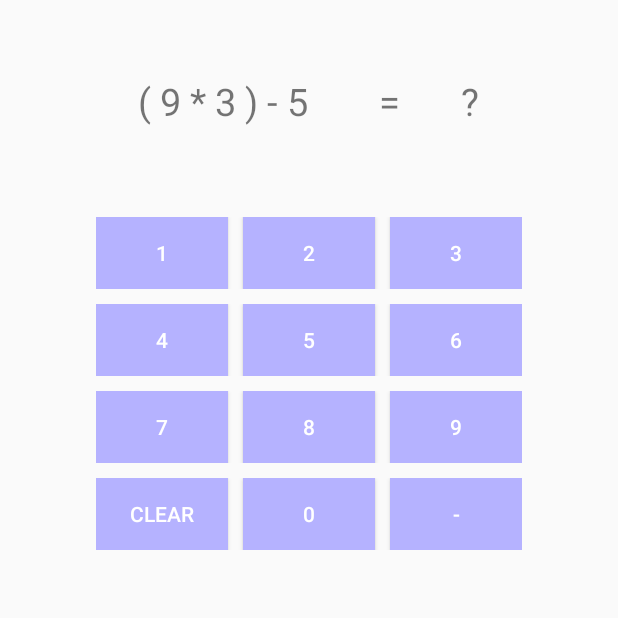
After one commit to CapstoneAlarm/Image_MathQuiz_Alarm9, an Android app: the AlarmAlertActivity2 screen opened directly, with no data from a screen before it, on a phone screen of 412 x 824 dp, the top half of it. The commit adds this screen. Run offline under Robolectric (Android 15) with nearby library versions, the phone set to English and light mode, and no system bars; 1 statement that could not run was skipped.

Commit message:
이미지 인식 액티비티에서 1분 시간초과되면 사칙연산 액티비티로 이동하기 :)

```diff
--- a/app/src/main/AndroidManifest.xml
+++ b/app/src/main/AndroidManifest.xml
@@ -74,6 +74,12 @@ WITHOUT WARRANTIES OR CONDITIONS OF ANY KIND, either express or implied. See the
         </activity>
 
         <activity
+            android:name = "za.co.neilson.alarm.alert.AlarmAlertActivity2"
+            android:label="@string/app_name"
+            android:screenOrientation="portrait" >
+        </activity>
+
+        <activity
             android:name = "za.co.neilson.alarm.alert.ImageProblem"
             android:label="@string/app_name"
             android:screenOrientation="portrait" >
--- a/app/src/main/java/za/co/neilson/alarm/alert/AlarmAlertActivity.java
+++ b/app/src/main/java/za/co/neilson/alarm/alert/AlarmAlertActivity.java
@@ -58,6 +58,7 @@ public class AlarmAlertActivity extends Activity implements OnClickListener {
 	private String answerString;
 
 
+	String check_module = "default";
 
 	private boolean authenticated=false;
 
@@ -83,21 +84,26 @@ public class AlarmAlertActivity extends Activity implements OnClickListener {
 		Bundle bundle = this.getIntent().getExtras();
 		alarm = (Alarm) bundle.getSerializable("alarm");
 
+
 		this.setTitle(alarm.getAlarmName());
 
 
-		boolean check_flag = false;
-		/*
+
+
+
+/*
 		try {
-			Intent intent2 = getIntent();
-			check_flag = intent2.getExtras().getBoolean("flag");
-			Toast.makeText(this,String.valueOf(check_flag),Toast.LENGTH_SHORT).show();
+			check_module = bundle.getString("module");
+
+			if(check_module!=null) {
+				Toast.makeText(this, check_module, Toast.LENGTH_SHORT).show();
+			}
 
 
 		}catch (Exception e){
 
 		}
-		*/
+*/
 
 
 		switch (alarm.getHowto()) {
@@ -154,6 +160,8 @@ public class AlarmAlertActivity extends Activity implements OnClickListener {
 			case MATH:
 				mathProblem = new MathProblem(3);
 			break;
+
+
 		}
 
 
@@ -316,6 +324,14 @@ public class AlarmAlertActivity extends Activity implements OnClickListener {
 		} catch (Exception e) {
 
 		}
+
+		//hj 누수 막기
+		try {
+			unregisterReceiver(vibrateReceiver);
+		} catch (Exception e) {
+
+		}
+
 		super.onDestroy();
 	}
 
--- /dev/null
+++ b/app/src/main/java/za/co/neilson/alarm/alert/AlarmAlertActivity2.java
@@ -0,0 +1,384 @@
+package za.co.neilson.alarm.alert;
+
+import android.app.Activity;
+import android.content.BroadcastReceiver;
+import android.content.Context;
+import android.content.Intent;
+import android.content.IntentFilter;
+import android.graphics.Color;
+import android.media.AudioManager;
+import android.media.MediaPlayer;
+import android.net.Uri;
+import android.os.Bundle;
+import android.os.Vibrator;
+import android.telephony.PhoneStateListener;
+import android.telephony.TelephonyManager;
+import android.util.Log;
+import android.view.HapticFeedbackConstants;
+import android.view.View;
+import android.view.Window;
+import android.view.WindowManager;
+import android.widget.Button;
+import android.widget.TextView;
+
+import za.co.neilson.alarm.Alarm;
+import za.co.neilson.alarm.R;
+
+/**
+ * Created by swucomputer on 2017. 5. 30..
+ */
+
+
+
+public class AlarmAlertActivity2 extends Activity implements View.OnClickListener {
+
+    //hj
+    //Alarm에서 AlarmAlertActivity를 부르는건데, AlarmAlertActivity2는 ImageProblem에서 넘어오는거니까
+    //Alarm 객체 다 삭제
+
+
+    //private Alarm alarm;
+    private MediaPlayer mediaPlayer;
+
+    private StringBuilder answerBuilder = new StringBuilder();
+
+    private MathProblem mathProblem;
+    private ImageProblem imageProblem;
+
+    private Vibrator vibrator;
+
+    private boolean alarmActive;
+
+    private TextView problemView;
+    private TextView answerView;
+    private String answerString;
+
+
+    String check_module = "default";
+
+    private boolean authenticated=false;
+
+    @Override
+    protected void onCreate(Bundle savedInstanceState) {
+        super.onCreate(savedInstanceState);
+
+        vibrator = (Vibrator) getSystemService(Context.VIBRATOR_SERVICE);
+
+
+        IntentFilter filter = new IntentFilter(Intent.ACTION_SCREEN_OFF);
+        registerReceiver(vibrateReceiver, filter);
+
+
+        final Window window = getWindow();
+        window.addFlags(WindowManager.LayoutParams.FLAG_SHOW_WHEN_LOCKED
+                | WindowManager.LayoutParams.FLAG_DISMISS_KEYGUARD);
+        window.addFlags(WindowManager.LayoutParams.FLAG_KEEP_SCREEN_ON
+                | WindowManager.LayoutParams.FLAG_TURN_SCREEN_ON);
+
+        setContentView(R.layout.alarm_alert2);   //alarm_alert
+
+        //Bundle bundle = this.getIntent().getExtras();
+        //alarm = (Alarm) bundle.getSerializable("alarm");
+
+
+        //this.setTitle(alarm.getAlarmName());
+
+
+
+        mathProblem = new MathProblem(3);
+
+
+
+/*
+		try {
+			check_module = bundle.getString("module");
+
+			if(check_module!=null) {
+				Toast.makeText(this, check_module, Toast.LENGTH_SHORT).show();
+			}
+
+
+		}catch (Exception e){
+
+		}
+*/
+
+/*
+        switch (alarm.getHowto()) {
+            case IMAGE:
+                //imageProblem = new ImageProblem();
+
+                Intent intent1 = new Intent(this, ImageProblem.class);
+                startActivity(intent1);
+
+
+                break;
+            case MATH:
+                mathProblem = new MathProblem(3);
+                break;
+
+
+        }
+*/
+
+
+
+        try {
+            answerString = String.valueOf(mathProblem.getAnswer());
+            if (answerString.endsWith(".0")) {
+                answerString = answerString.substring(0, answerString.length() - 2);
+            }
+
+            problemView = (TextView) findViewById(R.id.textView1_2);
+            problemView.setText(mathProblem.toString());
+
+            answerView = (TextView) findViewById(R.id.textView2_2);
+            answerView.setText("?");
+
+            ((Button) findViewById(R.id.Button0_2)).setOnClickListener(this);
+            ((Button) findViewById(R.id.Button1_2)).setOnClickListener(this);
+            ((Button) findViewById(R.id.Button2_2)).setOnClickListener(this);
+            ((Button) findViewById(R.id.Button3_2)).setOnClickListener(this);
+            ((Button) findViewById(R.id.Button4_2)).setOnClickListener(this);
+            ((Button) findViewById(R.id.Button5_2)).setOnClickListener(this);
+            ((Button) findViewById(R.id.Button6_2)).setOnClickListener(this);
+            ((Button) findViewById(R.id.Button7_2)).setOnClickListener(this);
+            ((Button) findViewById(R.id.Button8_2)).setOnClickListener(this);
+            ((Button) findViewById(R.id.Button9_2)).setOnClickListener(this);
+            ((Button) findViewById(R.id.Button_clear_2)).setOnClickListener(this);
+            //((Button) findViewById(R.id.Button_decimal)).setOnClickListener(this);
+            ((Button) findViewById(R.id.Button_minus_2)).setOnClickListener(this);
+
+        } catch(Exception e){
+
+        }
+
+
+        TelephonyManager telephonyManager = (TelephonyManager) this
+                .getSystemService(Context.TELEPHONY_SERVICE);
+
+        PhoneStateListener phoneStateListener = new PhoneStateListener() {
+            @Override
+            public void onCallStateChanged(int state, String incomingNumber) {
+                switch (state) {
+                    case TelephonyManager.CALL_STATE_RINGING:
+                        Log.d(getClass().getSimpleName(), "Incoming call: "
+                                + incomingNumber);
+                        try {
+                            mediaPlayer.pause();
+                        } catch (IllegalStateException e) {
+
+                        }
+                        break;
+                    case TelephonyManager.CALL_STATE_IDLE:
+                        Log.d(getClass().getSimpleName(), "Call State Idle");
+                        try {
+                            mediaPlayer.start();
+                        } catch (IllegalStateException e) {
+
+                        }
+                        break;
+                }
+                super.onCallStateChanged(state, incomingNumber);
+            }
+        };
+
+        telephonyManager.listen(phoneStateListener,
+                PhoneStateListener.LISTEN_CALL_STATE);
+
+        // Toast.makeText(this, answerString, Toast.LENGTH_LONG).show();
+
+        startAlarm();
+
+    }
+
+    @Override
+    protected void onResume() {
+        super.onResume();
+        alarmActive = true; //알람이 울리고 있는 상태
+    }
+
+    private void startAlarm() {
+
+        //if (alarm.getAlarmTonePath() != "") {
+            mediaPlayer = new MediaPlayer();
+            //if (alarm.getVibrate()) {
+                vibrator = (Vibrator) getSystemService(VIBRATOR_SERVICE);
+                long[] pattern = { 1000, 200, 200, 200 };
+                vibrator.vibrate(pattern, 0);
+            //}
+            try {
+                mediaPlayer.setVolume(1.0f, 1.0f);
+                //mediaPlayer.setDataSource(this,Uri.parse(alarm.getAlarmTonePath()));
+                mediaPlayer.setAudioStreamType(AudioManager.STREAM_ALARM);
+                mediaPlayer.setLooping(true);
+                mediaPlayer.prepare();
+                mediaPlayer.start();
+
+            } catch (Exception e) {
+                mediaPlayer.release();
+                alarmActive = false;
+            }
+        //}
+
+    }
+
+    public BroadcastReceiver vibrateReceiver = new BroadcastReceiver() {
+        @Override
+        public void onReceive(Context context, Intent intent) {
+
+            long[] pattern = {100,300,100,700,300,2000};
+
+
+            if(intent.getAction().equals(Intent.ACTION_SCREEN_OFF)) {
+                if(authenticated==false)
+                    vibrator.vibrate(pattern, 0); //0:무한반복
+                else
+                    vibrator.cancel();
+
+
+            }
+        }
+    };
+
+    /*
+     * (non-Javadoc)
+     *
+     * @see android.app.Activity#onBackPressed()
+     */
+    @Override
+    public void onBackPressed() {
+        if (!alarmActive)
+            super.onBackPressed();
+    }
+
+    /*
+     * (non-Javadoc)
+     *
+     * @see android.app.Activity#onPause()
+     */
+    @Override
+    protected void onPause() {
+        super.onPause();
+        StaticWakeLock.lockOff(this);
+    }
+
+    @Override
+    protected void onDestroy() {
+        try {
+            if (vibrator != null)
+                vibrator.cancel();
+        } catch (Exception e) {
+
+        }
+        try {
+            mediaPlayer.stop();
+        } catch (Exception e) {
+
+        }
+        try {
+            mediaPlayer.release();
+        } catch (Exception e) {
+
+        }
+
+        //hj 누수 막기
+        try {
+            unregisterReceiver(vibrateReceiver);
+        } catch (Exception e) {
+
+        }
+
+        super.onDestroy();
+    }
+
+
+
+
+
+
+    //키보드에서 눌리는 동작들 같음
+
+    @Override
+    public void onClick(View v) {
+
+
+        try {
+            if (!alarmActive)
+                return;
+            String button = (String) v.getTag();
+            v.performHapticFeedback(HapticFeedbackConstants.VIRTUAL_KEY);
+            if (button.equalsIgnoreCase("clear")) {
+                if (answerBuilder.length() > 0) {
+                    answerBuilder.setLength(answerBuilder.length() - 1);
+                    answerView.setText(answerBuilder.toString());
+                }
+            } else if (button.equalsIgnoreCase(".")) {
+                if (!answerBuilder.toString().contains(button)) {
+                    if (answerBuilder.length() == 0)
+                        answerBuilder.append(0);
+                    answerBuilder.append(button);
+                    answerView.setText(answerBuilder.toString());
+                }
+            } else if (button.equalsIgnoreCase("-")) {
+                if (answerBuilder.length() == 0) {
+                    answerBuilder.append(button);
+                    answerView.setText(answerBuilder.toString());
+                }
+            } else {
+                answerBuilder.append(button);
+                answerView.setText(answerBuilder.toString());
+
+                // 사칙연산 정답으로 알람이 꺼지는 동작
+                if (isAnswerCorrect()) { //메소드 추가
+                    alarmActive = false;
+                    if (vibrator != null)
+                        vibrator.cancel();
+                    try {
+                        mediaPlayer.stop();
+                    } catch (IllegalStateException ise) {
+
+                    }
+                    try {
+                        mediaPlayer.release();
+                    } catch (Exception e) {
+
+                    }
+                    this.finish();
+                    finishAffinity();
+                }
+            }
+            if (answerView.getText().length() >= answerString.length()
+                    && !isAnswerCorrect()) {
+                answerView.setTextColor(Color.RED);
+            } else {
+                answerView.setTextColor(Color.BLACK);
+            }
+        } catch(Exception e){
+
+        }
+    }
+
+
+    //사칙연산 정답일 경우
+    public boolean isAnswerCorrect() {
+        boolean correct = false;
+        try {
+            correct = mathProblem.getAnswer() == Float.parseFloat(answerBuilder
+                    .toString());
+        } catch (NumberFormatException e) {
+            return false;
+        } catch (Exception e) {
+            e.printStackTrace();
+            return false;
+        }
+        return correct;
+    }
+
+
+
+
+
+
+
+}
--- a/app/src/main/java/za/co/neilson/alarm/alert/ImageProblem.java
+++ b/app/src/main/java/za/co/neilson/alarm/alert/ImageProblem.java
@@ -32,6 +32,7 @@ import java.util.Random;
 import java.util.concurrent.Executor;
 import java.util.concurrent.Executors;
 
+import za.co.neilson.alarm.Alarm;
 import za.co.neilson.alarm.AlarmActivity;
 import za.co.neilson.alarm.R;            //????????????????
 
@@ -201,21 +202,16 @@ public class ImageProblem extends AppCompatActivity{
 
             public void onFinish() {
                 timer.setText("타임 오버");
-                finish(); //이 액티비티 종료하고
-                //부모 액티비티로 이동
-                //이뒤에 나오는 부모 액티비티에서 계산 문제가 안나오는 문제점을 해결해야 함.
-                //mathAfterImage();
+
+                //hj
+                //실패시 사칙연산으로 넘어가는 동작
+
+                Intent intent = new Intent(ImageProblem.this,AlarmAlertActivity2.class);
+                startActivity(intent);
 
 
-                /*
-                *
-                * 실패시 사칙연산으로 넘어가는 동작 넣기
-                *
-                *
-                *
-                *
-                *
-                */
+                //finish(); 액티비티 끄지말고 다른 액티비티로 이동해서 거기서 부모까지 킬해버린다.
+
 
 
             }
@@ -223,6 +219,9 @@ public class ImageProblem extends AppCompatActivity{
 
 
     }
+
+
+
 
 
 //Lockscreen.getInstance(getApplicationContext()).startLockscreenService();  ->안되는데..?
@@ -433,10 +432,16 @@ public class ImageProblem extends AppCompatActivity{
 
 
 
+    //hj
+
     public void mathAfterImage(){
-        Intent intent = new Intent(this,AlarmAlertActivity.class);
+        Intent intent = new Intent(ImageProblem.this,AlarmAlertActivity.class);
+
+        //Alarm 의 alarm.getHowto()에 IMAGE 넣어줌.
+        intent.putExtra("module", "next_math"); //math 모듈임을 전달
         startActivity(intent);
     }
+
 
     @Override
     protected void onPause() {
@@ -448,6 +453,14 @@ public class ImageProblem extends AppCompatActivity{
     @Override
     protected void onDestroy() {
         super.onDestroy();
+
+        //hj 누수 막기
+        try {
+            unregisterReceiver(vibrateReceiver);
+        } catch (Exception e) {
+
+        }
+
         executor.execute(new Runnable() {
             @Override
             public void run() {
--- /dev/null
+++ b/app/src/main/res/layout/alarm_alert2.xml
@@ -0,0 +1,222 @@
+<?xml version="1.0" encoding="utf-8"?>
+<RelativeLayout xmlns:android="http://schemas.android.com/apk/res/android"
+    xmlns:tools="http://schemas.android.com/tools"
+    android:layout_width="match_parent"
+    android:layout_height="match_parent">
+
+    <LinearLayout
+        android:layout_width="match_parent"
+        android:layout_height="match_parent"
+        android:orientation="vertical">
+
+        <LinearLayout
+            android:layout_width="match_parent"
+            android:layout_height="wrap_content"
+            android:padding="10dp"
+            android:orientation="horizontal"
+            android:layout_marginBottom="40dp"
+            android:layout_marginTop="40dp">
+
+            <TextView
+                android:id="@+id/textView1_2"
+                android:layout_width="wrap_content"
+                android:layout_height="match_parent"
+                android:gravity="center_vertical|end"
+                android:layout_weight="1"
+                android:textSize="25sp"
+                tools:text="Math Question"/>
+
+            <TextView
+                android:id="@+id/textView_2"
+                android:layout_width="wrap_content"
+                android:layout_height="match_parent"
+                android:layout_weight="1"
+                android:text="="
+                android:textSize="25dp"
+                android:gravity="center"/>
+
+            <TextView
+                android:id="@+id/textView2_2"
+                android:layout_width="wrap_content"
+                android:layout_height="match_parent"
+                android:layout_gravity="bottom"
+                android:gravity="center_vertical|start"
+                android:layout_weight="1"
+                android:textSize="25sp"
+                tools:text="Math Answer"/>
+        </LinearLayout>
+
+        <LinearLayout
+            android:orientation="horizontal"
+            android:layout_width="match_parent"
+            android:layout_height="wrap_content"
+            android:layout_margin="10dp"
+            android:gravity="center">
+
+
+            <LinearLayout
+                android:layout_width="0dp"
+                android:layout_height="wrap_content"
+                android:layout_weight="1"
+                android:gravity="center"
+                android:orientation="vertical">
+
+                <LinearLayout
+                    android:layout_width="wrap_content"
+                    android:layout_height="wrap_content"
+                    android:layout_marginBottom="10dp">
+
+                    <Button
+                        android:id="@+id/Button1_2"
+                        android:layout_width="wrap_content"
+                        android:layout_height="wrap_content"
+                        android:background="@color/colorSkyBlue"
+                        android:textColor="@color/colorWhite"
+                        android:layout_marginRight="10dp"
+                        android:text="@string/_1"
+                        android:layout_weight="1"
+                        android:tag="1"/>
+
+                    <Button
+                        android:id="@+id/Button2_2"
+                        android:layout_width="wrap_content"
+                        android:layout_height="wrap_content"
+                        android:background="@color/colorSkyBlue"
+                        android:textColor="@color/colorWhite"
+                        android:layout_marginRight="10dp"
+                        android:text="@string/_2"
+                        android:layout_weight="1"
+                        android:tag="2"/>
+
+                    <Button
+                        android:id="@+id/Button3_2"
+                        android:layout_width="wrap_content"
+                        android:layout_height="wrap_content"
+                        android:background="@color/colorSkyBlue"
+                        android:textColor="@color/colorWhite"
+                        android:text="@string/_3"
+                        android:layout_weight="1"
+                        android:tag="3"/>
+                </LinearLayout>
+
+                <LinearLayout
+                    android:layout_width="wrap_content"
+                    android:layout_height="wrap_content"
+                    android:layout_marginBottom="10dp">
+
+                    <Button
+                        android:id="@+id/Button4_2"
+                        android:layout_width="wrap_content"
+                        android:layout_height="wrap_content"
+                        android:background="@color/colorSkyBlue"
+                        android:textColor="@color/colorWhite"
+                        android:layout_marginRight="10dp"
+                        android:text="@string/_4"
+                        android:layout_weight="1"
+                        android:tag="4"/>
+
+                    <Button
+                        android:id="@+id/Button5_2"
+                        android:layout_width="wrap_content"
+                        android:layout_height="wrap_content"
+                        android:background="@color/colorSkyBlue"
+                        android:textColor="@color/colorWhite"
+                        android:layout_marginRight="10dp"
+                        android:text="@string/_5"
+                        android:layout_weight="1"
+                        android:tag="5"/>
+
+                    <Button
+                        android:id="@+id/Button6_2"
+                        android:layout_width="wrap_content"
+                        android:layout_height="wrap_content"
+                        android:background="@color/colorSkyBlue"
+                        android:textColor="@color/colorWhite"
+                        android:text="@string/_6"
+                        android:layout_weight="1"
+                        android:tag="6"/>
+                </LinearLayout>
+
+                <LinearLayout
+                    android:layout_width="wrap_content"
+                    android:layout_height="wrap_content"
+                    android:layout_marginBottom="10dp">
+
+                    <Button
+                        android:id="@+id/Button7_2"
+                        android:layout_width="wrap_content"
+                        android:layout_height="wrap_content"
+                        android:background="@color/colorSkyBlue"
+                        android:textColor="@color/colorWhite"
+                        android:layout_marginRight="10dp"
+                        android:text="@string/_7"
+                        android:layout_weight="1"
+                        android:tag="7"/>
+
+                    <Button
+                        android:id="@+id/Button8_2"
+                        android:layout_width="wrap_content"
+                        android:layout_height="wrap_content"
+                        android:background="@color/colorSkyBlue"
+                        android:textColor="@color/colorWhite"
+                        android:layout_marginRight="10dp"
+                        android:text="@string/_8"
+                        android:layout_weight="1"
+                        android:tag="8"/>
+
+                    <Button
+                        android:id="@+id/Button9_2"
+                        android:layout_width="wrap_content"
+                        android:layout_height="wrap_content"
+                        android:background="@color/colorSkyBlue"
+                        android:textColor="@color/colorWhite"
+                        android:text="@string/_9"
+                        android:layout_weight="1"
+                        android:tag="9"/>
+                </LinearLayout>
+
+                <LinearLayout
+                    android:layout_width="wrap_content"
+                    android:layout_height="wrap_content">
+
+                    <Button
+                        android:id="@+id/Button_clear_2"
+                        android:layout_width="wrap_content"
+                        android:layout_height="wrap_content"
+                        android:background="@color/colorSkyBlue"
+                        android:textColor="@color/colorWhite"
+                        android:layout_marginRight="10dp"
+                        android:text="@string/clear_button_text"
+                        android:layout_weight="1"
+                        android:tag = "clear"/>
+
+                    <Button
+                        android:id="@+id/Button0_2"
+                        android:layout_width="wrap_content"
+                        android:layout_height="wrap_content"
+                        android:background="@color/colorSkyBlue"
+                        android:textColor="@color/colorWhite"
+                        android:layout_marginRight="10dp"
+                        android:text="@string/_0"
+                        android:layout_weight="1"
+                        android:tag="0"/>
+
+                    <Button
+                        android:id="@+id/Button_minus_2"
+                        android:layout_width="wrap_content"
+                        android:layout_height="wrap_content"
+                        android:background="@color/colorSkyBlue"
+                        android:textColor="@color/colorWhite"
+                        android:text="@string/minus_button_text"
+                        android:layout_weight="1"
+                        android:tag="-"/>
+
+                </LinearLayout>
+
+            </LinearLayout>
+
+        </LinearLayout>
+
+    </LinearLayout>
+
+</RelativeLayout>
```
